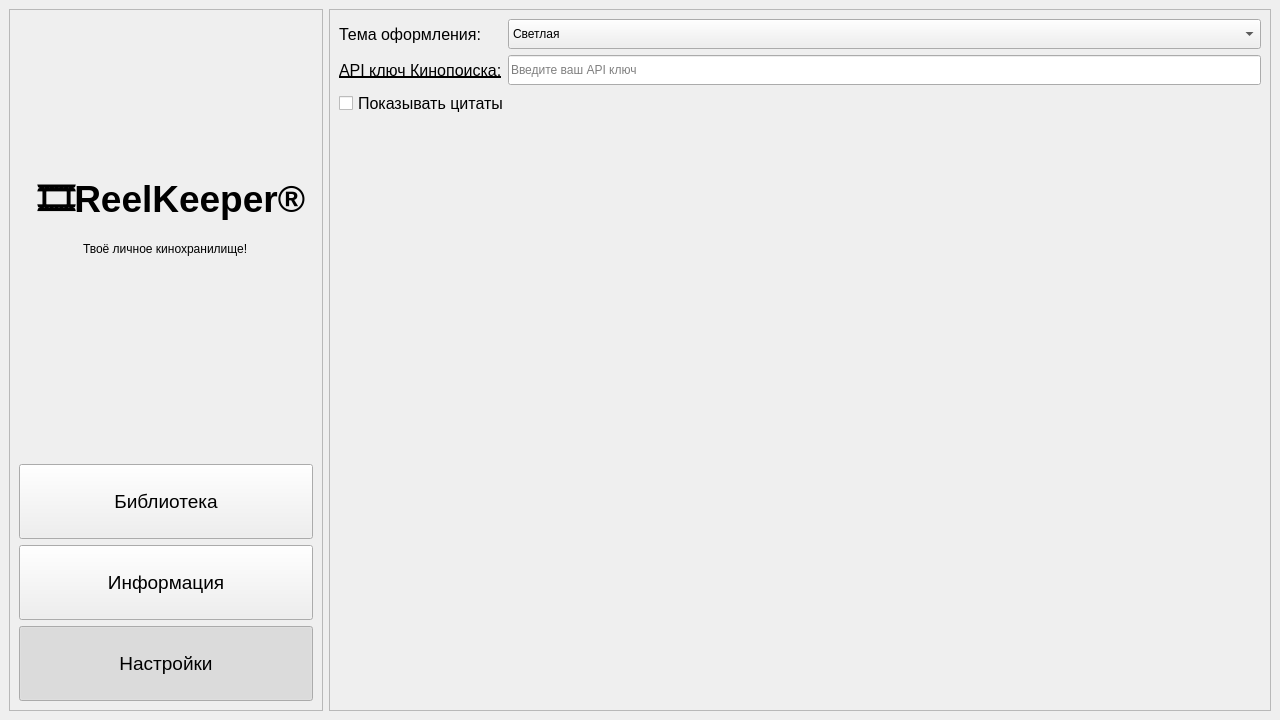
Before: the Qt Designer form resources/ui/settings.ui in venterum/ReelKeeper, drawn with Qt 5.
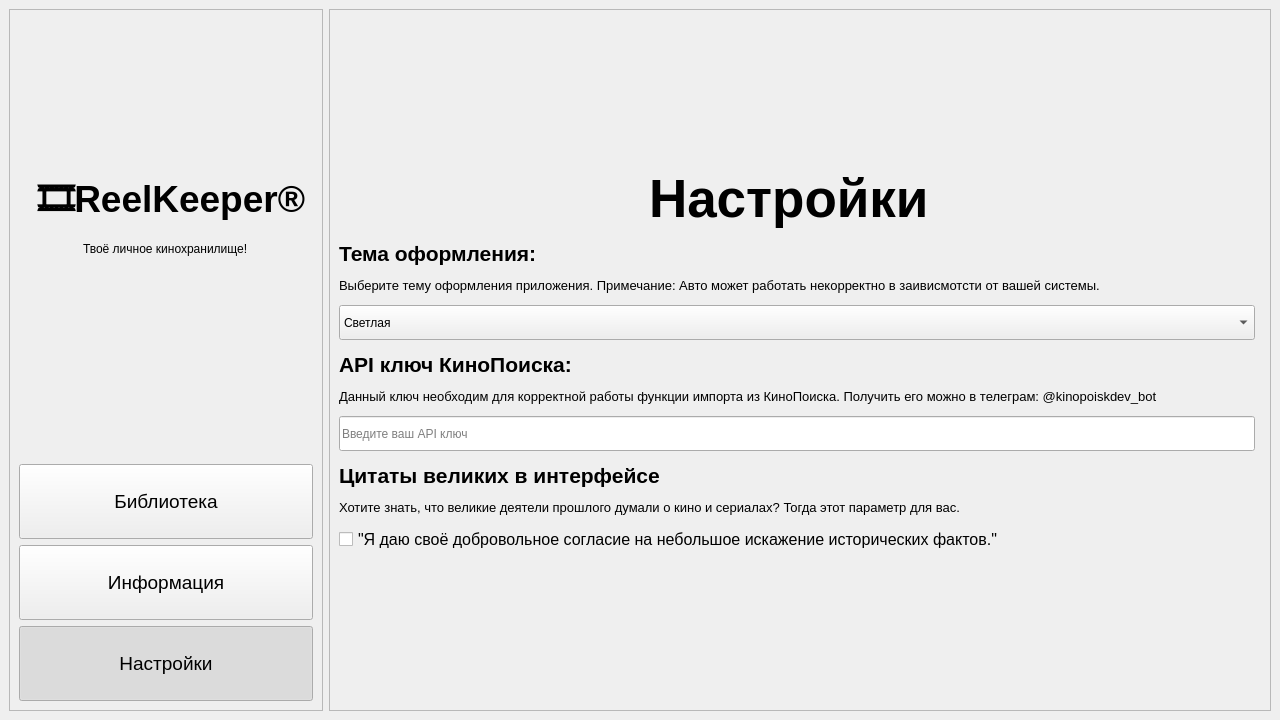
After: the same form once the commit is applied. Icons and pictures are not drawn.

Commit message: Обновлён интерфейс настроек.

```diff
--- a/resources/ui/settings.ui
+++ b/resources/ui/settings.ui
@@ -176,11 +176,16 @@
         <layout class="QVBoxLayout" name="verticalLayout_2" stretch="0">
          <item>
           <layout class="QGridLayout" name="settingsLayout">
-           <item row="0" column="0">
+           <property name="verticalSpacing">
+            <number>12</number>
+           </property>
+           <item row="2" column="0">
             <widget class="QLabel" name="themeLabel">
              <property name="font">
               <font>
-               <pointsize>12</pointsize>
+               <pointsize>16</pointsize>
+               <weight>75</weight>
+               <bold>true</bold>
               </font>
              </property>
              <property name="text">
@@ -188,12 +193,55 @@
              </property>
             </widget>
            </item>
-           <item row="0" column="1">
+           <item row="5" column="0">
+            <widget class="QLabel" name="apiKeyLabel">
+             <property name="font">
+              <font>
+               <pointsize>16</pointsize>
+               <weight>75</weight>
+               <bold>true</bold>
+               <underline>false</underline>
+              </font>
+             </property>
+             <property name="toolTip">
+              <string/>
+             </property>
+             <property name="text">
+              <string>API ключ КиноПоиска:</string>
+             </property>
+            </widget>
+           </item>
+           <item row="10" column="0" colspan="2">
+            <widget class="QCheckBox" name="showQuotesCheckBox">
+             <property name="font">
+              <font>
+               <pointsize>12</pointsize>
+              </font>
+             </property>
+             <property name="text">
+              <string>&quot;Я даю своё добровольное согласие на небольшое искажение исторических фактов.&quot;</string>
+             </property>
+            </widget>
+           </item>
+           <item row="11" column="0" colspan="2">
+            <spacer name="verticalSpacer">
+             <property name="orientation">
+              <enum>Qt::Vertical</enum>
+             </property>
+             <property name="sizeHint" stdset="0">
+              <size>
+               <width>20</width>
+               <height>40</height>
+              </size>
+             </property>
+            </spacer>
+           </item>
+           <item row="4" column="0">
             <widget class="QComboBox" name="themeComboBox">
              <property name="minimumSize">
               <size>
                <width>200</width>
-               <height>30</height>
+               <height>35</height>
               </size>
              </property>
              <item>
@@ -213,28 +261,27 @@
              </item>
             </widget>
            </item>
-           <item row="1" column="0">
-            <widget class="QLabel" name="apiKeyLabel">
+           <item row="6" column="0">
+            <widget class="QLabel" name="apiKeyDesc">
              <property name="font">
               <font>
-               <pointsize>12</pointsize>
-               <underline>true</underline>
+               <pointsize>10</pointsize>
               </font>
              </property>
              <property name="toolTip">
               <string>&lt;html&gt;&lt;head/&gt;&lt;body&gt;&lt;p&gt;Получить ключ можно в @kinopoiskdev_bot (Telegram)&lt;/p&gt;&lt;/body&gt;&lt;/html&gt;</string>
              </property>
              <property name="text">
-              <string>API ключ Кинопоиска:</string>
+              <string>Данный ключ необходим для корректной работы функции импорта из КиноПоиска. Получить его можно в телеграм: @kinopoiskdev_bot</string>
              </property>
             </widget>
            </item>
-           <item row="1" column="1">
+           <item row="7" column="0">
             <widget class="QLineEdit" name="apiKeyInput">
              <property name="minimumSize">
               <size>
                <width>200</width>
-               <height>30</height>
+               <height>35</height>
               </size>
              </property>
              <property name="echoMode">
@@ -245,20 +292,32 @@
              </property>
             </widget>
            </item>
-           <item row="2" column="0" colspan="2">
-            <widget class="QCheckBox" name="showQuotesCheckBox">
+           <item row="3" column="0">
+            <widget class="QLabel" name="themeDesc">
              <property name="font">
               <font>
-               <pointsize>12</pointsize>
+               <pointsize>10</pointsize>
               </font>
              </property>
              <property name="text">
-              <string>Показывать цитаты</string>
+              <string>Выберите тему оформления приложения. Примечание: Авто может работать некорректно в заивисмотсти от вашей системы.</string>
              </property>
             </widget>
            </item>
-           <item row="3" column="0" colspan="2">
-            <spacer name="verticalSpacer">
+           <item row="9" column="0">
+            <widget class="QLabel" name="showQuotesDesc">
+             <property name="font">
+              <font>
+               <pointsize>10</pointsize>
+              </font>
+             </property>
+             <property name="text">
+              <string>Хотите знать, что великие деятели прошлого думали о кино и сериалах? Тогда этот параметр для вас. </string>
+             </property>
+            </widget>
+           </item>
+           <item row="0" column="0">
+            <spacer name="verticalSpacer_2">
              <property name="orientation">
               <enum>Qt::Vertical</enum>
              </property>
@@ -270,6 +329,34 @@
              </property>
             </spacer>
            </item>
+           <item row="1" column="0" alignment="Qt::AlignHCenter|Qt::AlignVCenter">
+            <widget class="QLabel" name="settingsLabel">
+             <property name="font">
+              <font>
+               <pointsize>40</pointsize>
+               <weight>75</weight>
+               <bold>true</bold>
+              </font>
+             </property>
+             <property name="text">
+              <string>Настройки </string>
+             </property>
+            </widget>
+           </item>
+           <item row="8" column="0">
+            <widget class="QLabel" name="showQuotesLabel">
+             <property name="font">
+              <font>
+               <pointsize>16</pointsize>
+               <weight>75</weight>
+               <bold>true</bold>
+              </font>
+             </property>
+             <property name="text">
+              <string>Цитаты великих в интерфейсе</string>
+             </property>
+            </widget>
+           </item>
           </layout>
          </item>
         </layout>
```
Left out of the diff: 9 changed lines with no effect on the pictures.
